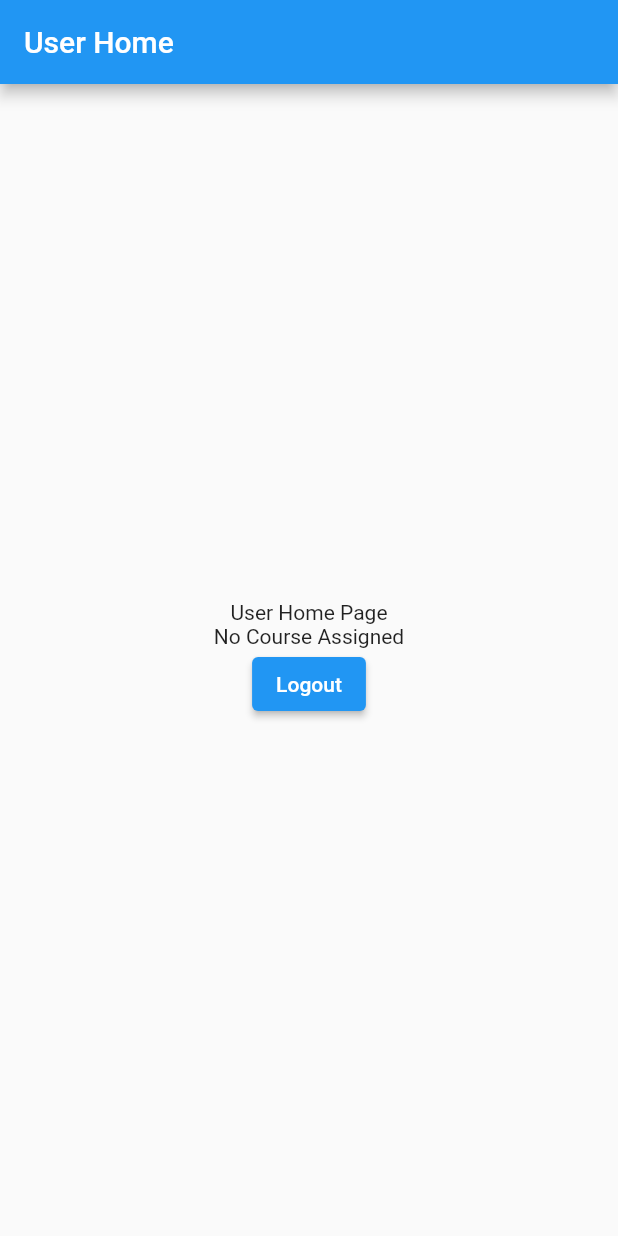
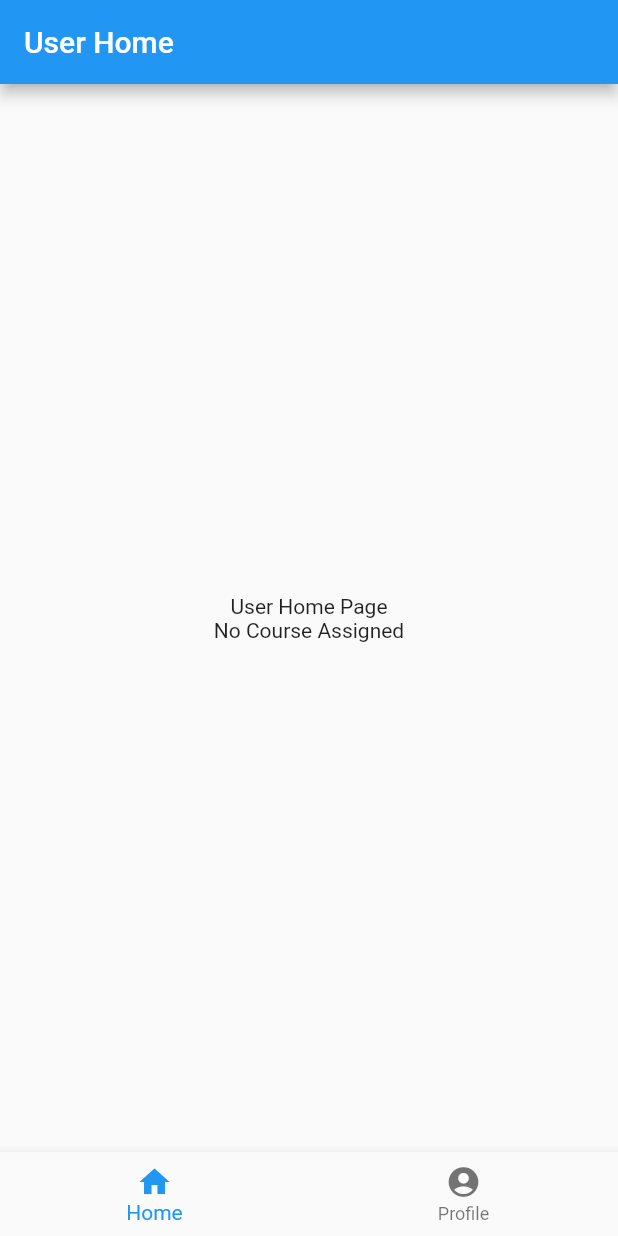
Before and after one commit to sd8capricon/sas-flutter, a Flutter app: the UserHome screen opened directly, on a phone screen of 412 x 824 dp. Run offline on Flutter 3.47's test engine with Material 2 defaults, Android fonts, the phone set to English and light mode, and no system bars; our stand-ins replace shared_preferences; accounts and stored records are empty; network calls fail.

Commit message:
profile n course navabr

```diff
--- a/lib/screens/hod_home.dart
+++ b/lib/screens/hod_home.dart
@@ -23,8 +23,7 @@ class _HodHomeState extends State<HodHome> {
 
   void logOut() async {
     final prefs = await SharedPreferences.getInstance();
-    prefs.remove('token');
-    prefs.remove('teacher');
+    await prefs.clear();
     Navigator.of(context).pushReplacement(
       MaterialPageRoute(
         builder: (context) => const Login(),
--- a/lib/screens/login.dart
+++ b/lib/screens/login.dart
@@ -60,11 +60,11 @@ class _LoginState extends State<Login> {
     } else {
       var data = body['teacher'];
       var token = body['token'];
-      var courseId = body['course_taught'];
+      var courseId = body['teacher']['course_id'];
       prefs.setString('token', token);
       prefs.setString('teacher', jsonEncode(data));
       prefs.remove('course_id');
-      if (courseId != null) prefs.setInt('course_id', courseId);
+      if (courseId != null) await prefs.setInt('course_id', courseId);
       if (data['type'] == 'teacher') {
         Navigator.of(context).pushReplacement(
           MaterialPageRoute(
--- a/lib/screens/user_home.dart
+++ b/lib/screens/user_home.dart
@@ -10,6 +10,7 @@ import 'package:sas/components/HodCourseDrawer.dart';
 // Screens
 import 'login.dart';
 import 'package:sas/screens/attendance.dart';
+import 'package:sas/screens/profile.dart';
 
 class UserHome extends StatefulWidget {
   const UserHome({Key? key}) : super(key: key);
@@ -20,21 +21,38 @@ class UserHome extends StatefulWidget {
 
 class _UserHomeState extends State<UserHome> {
   bool isLoggedIn = false;
-  int courseId = 0;
-  Map teacher = {};
+  int _selectedIndex = 0;
+  static int courseId = 0;
+  static Map teacher = {};
+  var pages = [
+    const HomePage(teacher: {}, courseId: 0),
+    Profile(teacher: teacher),
+  ];
 
   void getLocalStorage() async {
     final prefs = await SharedPreferences.getInstance();
     if (prefs.get('teacher') != null) {
       setState(() {
         teacher = jsonDecode(prefs.get('teacher').toString());
+        pages[1] = Profile(teacher: teacher);
+        courseId = prefs.getInt('course_id') ?? 0;
+        if (courseId != 0) {
+          pages[0] = HomePage(teacher: teacher, courseId: courseId);
+          bool type = teacher['type'] == 'hod';
+          pages.insert(1, Attendance(type: type));
+        }
       });
     }
-    if (prefs.getInt('course_id') != null) {
-      setState(() {
-        courseId = prefs.getInt('course_id')!;
-      });
-    }
+  }
+
+  void logOut() async {
+    final prefs = await SharedPreferences.getInstance();
+    await prefs.clear();
+    Navigator.of(context).pushReplacement(
+      MaterialPageRoute(
+        builder: (context) => const Login(),
+      ),
+    );
   }
 
   void checkUser() async {
@@ -55,17 +73,6 @@ class _UserHomeState extends State<UserHome> {
     }
   }
 
-  void logOut() async {
-    final prefs = await SharedPreferences.getInstance();
-    prefs.remove('token');
-    prefs.remove('teacher');
-    Navigator.of(context).pushReplacement(
-      MaterialPageRoute(
-        builder: (context) => const Login(),
-      ),
-    );
-  }
-
   @override
   void initState() {
     super.initState();
@@ -76,10 +83,52 @@ class _UserHomeState extends State<UserHome> {
   @override
   Widget build(BuildContext context) {
     return Scaffold(
+      bottomNavigationBar: BottomNavigationBar(
+        items: [
+          const BottomNavigationBarItem(
+            icon: Icon(Icons.home),
+            label: 'Home',
+          ),
+          if (courseId > 0)
+            const BottomNavigationBarItem(
+              icon: Icon(Icons.assignment),
+              label: 'Attendance',
+            ),
+          const BottomNavigationBarItem(
+            icon: Icon(Icons.account_circle),
+            label: 'Profile',
+          ),
+        ],
+        currentIndex: _selectedIndex,
+        onTap: (int index) {
+          setState(() {
+            _selectedIndex = index;
+          });
+        },
+      ),
+      body: pages[_selectedIndex],
+    );
+  }
+}
+
+class HomePage extends StatefulWidget {
+  final Map teacher;
+  final int courseId;
+  const HomePage({Key? key, required this.teacher, required this.courseId})
+      : super(key: key);
+
+  @override
+  State<HomePage> createState() => _HomePageState();
+}
+
+class _HomePageState extends State<HomePage> {
+  @override
+  Widget build(BuildContext context) {
+    return Scaffold(
       appBar: AppBar(
         title: const Text('User Home'),
       ),
-      drawer: teacher['type'] == 'hod' ? const HodCourseDrawer() : null,
+      drawer: widget.teacher['type'] == 'hod' ? const HodCourseDrawer() : null,
       body: Row(
         mainAxisAlignment: MainAxisAlignment.center,
         children: [
@@ -87,28 +136,14 @@ class _UserHomeState extends State<UserHome> {
             mainAxisAlignment: MainAxisAlignment.center,
             children: [
               const Text('User Home Page'),
-              if (courseId > 0)
-                Column(
-                  children: [
-                    ElevatedButton(
-                      onPressed: () {
-                        Navigator.push(
-                          context,
-                          MaterialPageRoute(
-                            builder: (context) => const Attendance(),
-                          ),
-                        );
-                      },
-                      child: const Text('Attendance'),
-                    ),
-                  ],
-                )
+              if (widget.courseId == 0)
+                const Text('No Course Assigned')
               else
-                const Text('No Course Assigned'),
-              ElevatedButton(
-                onPressed: logOut,
-                child: const Text('Logout'),
-              )
+                Text(widget.courseId.toString()),
+              // ElevatedButton(
+              //   onPressed: logOut,
+              //   child: const Text('Logout'),
+              // )
             ],
           ),
         ],
```
Also changed, not shown: lib/screens/attendance.dart (+6 -1 lines), lib/screens/profile.dart (added, +116 -0 lines).
